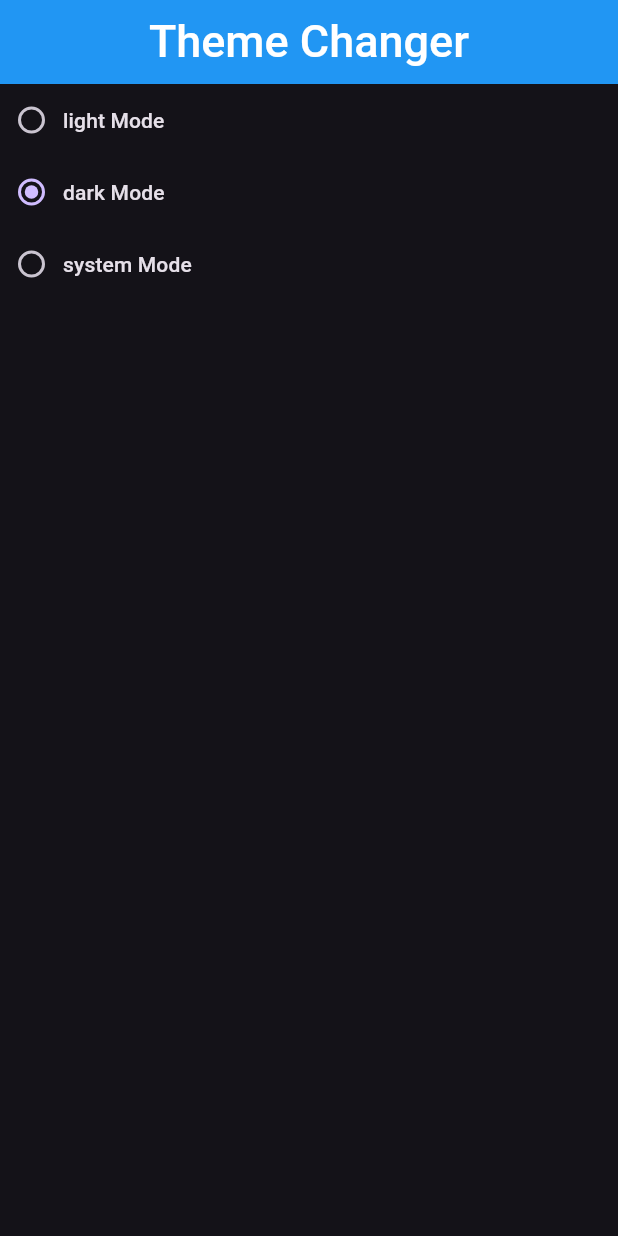
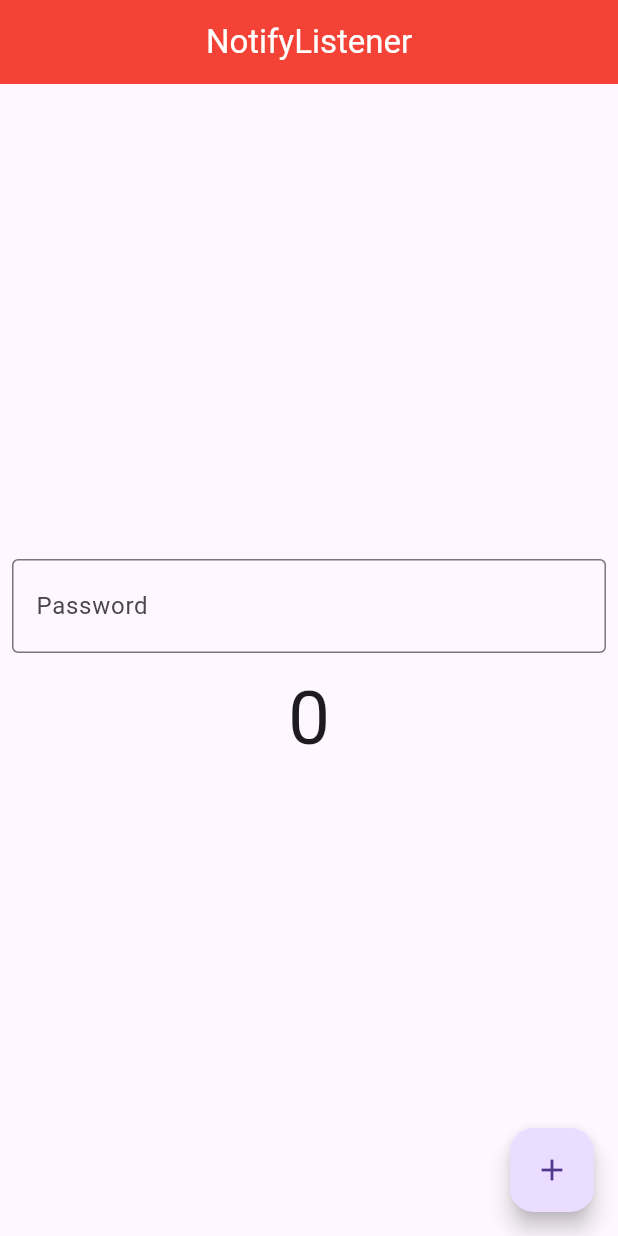
Before and after one commit to R-e-h-a-n-N-a-s-e-e-r/Flutter-Provider-State-management, a Flutter app: the screen it shows after launch, on a phone screen of 412 x 824 dp. Run offline on Flutter 3.47's test engine with Material 3 defaults, Android fonts, the phone set to English and light mode, and no system bars.

Commit message:
Used Stateless Widgets as Stateful widgets

```diff
--- a/lib/main.dart
+++ b/lib/main.dart
@@ -4,6 +4,7 @@ import 'package:flutter_with_provider_state_management/provider/favourite_item_p
 import 'package:flutter_with_provider_state_management/provider/slider_provider.dart';
 import 'package:flutter_with_provider_state_management/provider/theme_provider.dart';
 import 'package:flutter_with_provider_state_management/screens/change_theme.dart';
+import 'package:flutter_with_provider_state_management/screens/notifylistener.dart';
 import 'package:provider/provider.dart';
 
 void main() {
@@ -26,14 +27,10 @@ class MyApp extends StatelessWidget {
 
       child: Builder(
         builder: (BuildContext context) {
-          final themeChanger = Provider.of<ThemeChanger>(context);
           return MaterialApp(
             debugShowCheckedModeBanner: false,
             title: 'Flutter Demo',
-            theme: ThemeData(brightness: Brightness.light),
-            darkTheme: ThemeData(brightness: Brightness.dark),
-            themeMode: themeChanger.themeMode,
-            home: ChangeTheme(),
+            home: NotifyListener(),
           );
         },
       ),
--- /dev/null
+++ b/lib/screens/notifylistener.dart
@@ -0,0 +1,69 @@
+import 'package:flutter/material.dart';
+
+class NotifyListener extends StatelessWidget {
+  NotifyListener({super.key});
+
+  final ValueNotifier<int> _count = ValueNotifier<int>(0);
+  final ValueNotifier<bool> _toggle = ValueNotifier<bool>(true);
+
+  @override
+  Widget build(BuildContext context) {
+    print('Built');
+    return Scaffold(
+      appBar: AppBar(
+        backgroundColor: Colors.red,
+        foregroundColor: Colors.white,
+        title: Text('NotifyListener'),
+        centerTitle: true,
+      ),
+      body: Column(
+        mainAxisAlignment: MainAxisAlignment.center,
+        children: [
+          Padding(
+            padding: const EdgeInsets.all(8.0),
+            child: ValueListenableBuilder(
+              valueListenable: _toggle,
+              builder: (context, value, child) {
+                return TextFormField(
+                  obscureText: _toggle.value,
+                  decoration: InputDecoration(
+                    hintText: 'Enter your Password',
+                    labelText: 'Password',
+                    border: OutlineInputBorder(),
+                    suffix: InkWell(
+                      onTap: () {
+                        _toggle.value = !_toggle.value;
+                      },
+                      child: Icon(
+                        _toggle.value == true
+                            ? Icons.visibility
+                            : Icons.visibility_off,
+                      ),
+                    ),
+                  ),
+                );
+              },
+            ),
+          ),
+          Center(
+            child: ValueListenableBuilder(
+              valueListenable: _count,
+              builder: (context, value, child) {
+                return Text(
+                  _count.value.toString(),
+                  style: TextStyle(fontSize: 50),
+                );
+              },
+            ),
+          ),
+        ],
+      ),
+      floatingActionButton: FloatingActionButton(
+        onPressed: () {
+          _count.value++;
+        },
+        child: Icon(Icons.add),
+      ),
+    );
+  }
+}
```
